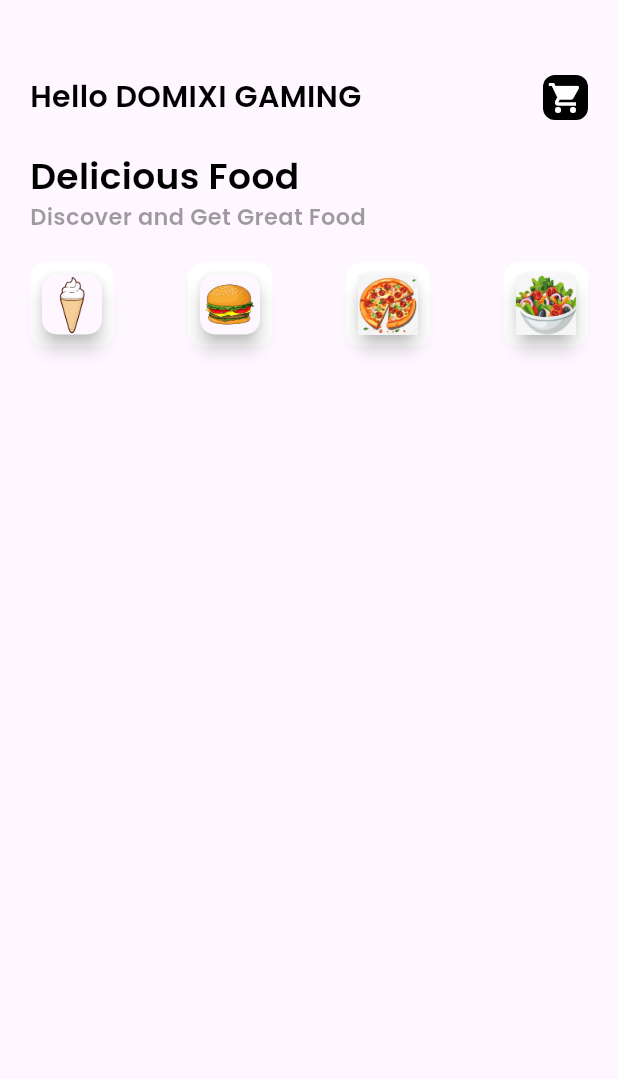
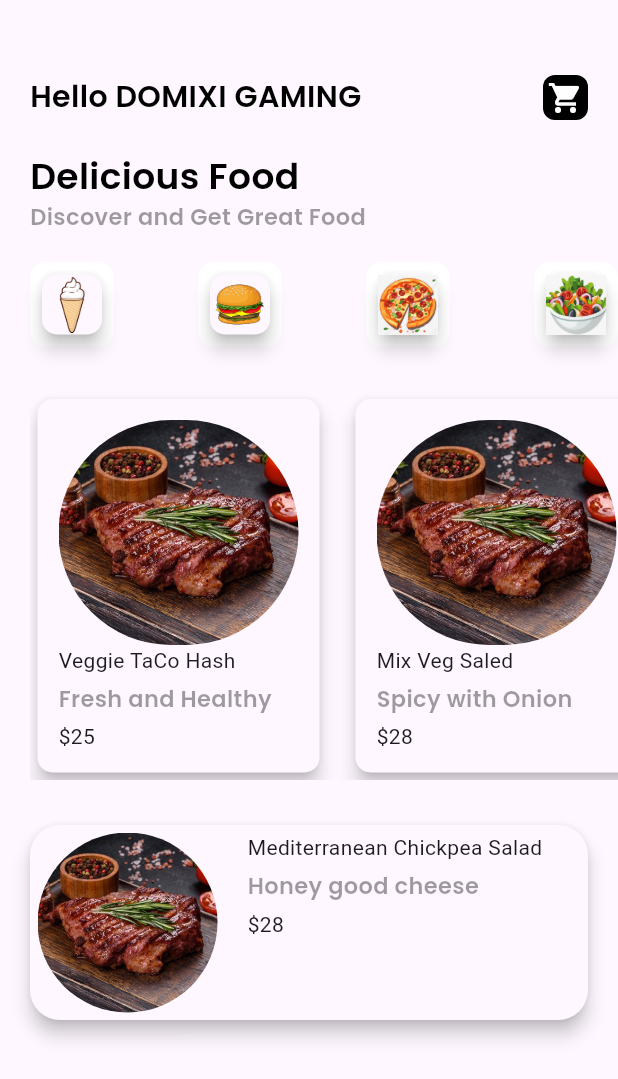
Before and after one commit to dangthehao/flutter_food_delivery_app, a Flutter app: the screen it shows after launch, on a phone screen of 412 x 824 dp. Shown: the top 1079 px of the screen. Run offline on Flutter 3.47's test engine with Material 3 defaults, Android fonts, the light colour scheme and no system bars; statements that could not run were skipped.

Commit message:
update homesreen

```diff
--- a/lib/pages/home.dart
+++ b/lib/pages/home.dart
@@ -9,24 +9,21 @@ class Home extends StatefulWidget {
 }
 
 class _HomeState extends State<Home> {
-  bool icecream = false,
-       pizza = false,
-       salad = false,
-       burger = false;
+  bool icecream = false, pizza = false, salad = false, burger = false;
 
   @override
   Widget build(BuildContext context) {
     return Scaffold(
       body: Container(
-        margin: EdgeInsets.only(top: 50.0, left: 20.0, right: 20.0),
+        margin: EdgeInsets.only(top: 50.0, left: 20.0),
         child: Column(crossAxisAlignment: CrossAxisAlignment.start, children: [
-          Row(
-              mainAxisAlignment: MainAxisAlignment.spaceBetween, children: [
+          Row(mainAxisAlignment: MainAxisAlignment.spaceBetween, children: [
             Text(
               'Hello DOMIXI GAMING',
               style: AppWidget.boldTextFeildStyle(),
             ),
             Container(
+              margin: EdgeInsets.only(right: 20),
               padding: EdgeInsets.all(3),
               decoration: BoxDecoration(
                   color: Colors.black, borderRadius: BorderRadius.circular(8)),
@@ -47,21 +44,178 @@ class _HomeState extends State<Home> {
             'Discover and Get Great Food',
             style: AppWidget.LightTextFeildStyle(),
           ),
+          Container(
+            margin: EdgeInsets.only(right: 20),
+          ),
           SizedBox(
             height: 20,
           ),
-          Row(
+          showItem(),
+          SizedBox(height: 30),
+          SingleChildScrollView(
+            scrollDirection: Axis.horizontal,
+            child: Row(
+              children: [
+                Container(
+                  margin: EdgeInsets.all(5),
+                  child: Material(
+                    elevation: 5.0,
+                    borderRadius: BorderRadius.circular(10),
+                    child: Container(
+                      padding: EdgeInsets.all(14),
+                      child: Column(
+                        crossAxisAlignment: CrossAxisAlignment.start,
+                        children: [
+                          ClipRRect(
+                            borderRadius: BorderRadius.circular(80),
+                            child: Image.asset(
+                              "images/beefsteak.jpeg",
+                              height: 150,
+                              width: 160,
+                              fit: BoxFit.cover,
+                            ),
+                          ),
+                          Text(
+                            "Veggie TaCo Hash",
+                            style: AppWidget.semiBooldTextFeildStyle(),
+                          ),
+                          SizedBox(
+                            height: 5,
+                          ),
+                          Text(
+                            "Fresh and Healthy",
+                            style: AppWidget.LightTextFeildStyle(),
+                          ),
+                          SizedBox(
+                            height: 5,
+                          ),
+                          Text(
+                            "\$25",
+                            style: AppWidget.semiBooldTextFeildStyle(),
+                          ),
+                        ],
+                      ),
+                    ),
+                  ),
+                ),
+                SizedBox(
+                  width: 15,
+                ),
+                Container(
+                  margin: EdgeInsets.all(4),
+                  child: Material(
+                    elevation: 5.0,
+                    borderRadius: BorderRadius.circular(10),
+                    child: Container(
+                      padding: EdgeInsets.all(14),
+                      child: Column(
+                        crossAxisAlignment: CrossAxisAlignment.start,
+                        children: [
+                          ClipRRect(
+                            borderRadius: BorderRadius.circular(100),
+                            child: Image.asset(
+                              "images/beefsteak.jpeg",
+                              height: 150,
+                              width: 160,
+                              fit: BoxFit.cover,
+                            ),
+                          ),
+                          Text(
+                            "Mix Veg Saled",
+                            style: AppWidget.semiBooldTextFeildStyle(),
+                          ),
+                          SizedBox(
+                            height: 5,
+                          ),
+                          Text(
+                            "Spicy with Onion",
+                            style: AppWidget.LightTextFeildStyle(),
+                          ),
+                          SizedBox(
+                            height: 5,
+                          ),
+                          Text(
+                            "\$28",
+                            style: AppWidget.semiBooldTextFeildStyle(),
+                          ),
+                        ],
+                      ),
+                    ),
+                  ),
+                ),
+              ],
+            ),
+          ),
+          SizedBox(height: 30),
+          Container(
+            margin: EdgeInsets.only(right: 20),
+            child: Material(
+              elevation: 5.0,
+              borderRadius: BorderRadius.circular(20),
+              child: Container(
+                padding: EdgeInsets.all(5) ,
+                child: Row(
+                  crossAxisAlignment: CrossAxisAlignment.start,
+                  children: [
+                    ClipRRect(
+                        borderRadius: BorderRadius.circular(89),
+                        child: Image.asset(
+                          "images/beefsteak.jpeg",
+                          height: 120,
+                          width: 120,
+                          fit: BoxFit.cover,
+                        )),
+                    SizedBox(width: 20,),
+                    Column(
+                      children: [
+                        Container(
+                          width: MediaQuery.of(context).size.width/2,
+                          child: Text(
+                            "Mediterranean Chickpea Salad",
+                            style: AppWidget.semiBooldTextFeildStyle(),
+                          ),
+                        ),
+                        SizedBox(height: 5,),
+                        Container(
+                          width: MediaQuery.of(context).size.width/2,
+                          child: Text(
+                            "Honey good cheese",
+                            style: AppWidget.LightTextFeildStyle(),
+                          ),
+
+                        ),
+                        SizedBox(height: 5,),
+                        Container(
+                          width: MediaQuery.of(context).size.width/2,
+                          child: Text(
+                            "\$28",
+                            style: AppWidget.semiBooldTextFeildStyle(),
+                          ),
+
+                        )
+                      ],
+                    )
+                  ],
+                ),
+              ),
+            ),
+          ),
+        ]),
+      ),
+    );
+  }
+
+  Widget showItem() {
+    return Row(
       mainAxisAlignment: MainAxisAlignment.spaceBetween,
       children: [
         GestureDetector(
-                onTapUp: (TapUpDetails details){
-                  icecream=true;
-                  pizza=false;
-                  salad=false;
-                  burger=false;
-                  setState(() {
-
-                  });
+          onTapUp: (TapUpDetails details) {
+            icecream = true;
+            pizza = false;
+            salad = false;
+            burger = false;
+            setState(() {});
           },
           child: AnimatedContainer(
             duration: Duration(microseconds: 300),
@@ -70,14 +224,15 @@ class _HomeState extends State<Home> {
             decoration: BoxDecoration(
               color: Colors.white,
               borderRadius: BorderRadius.circular(10),
-                    boxShadow: icecream?[
+              boxShadow: icecream
+                  ? [
                       BoxShadow(
                         color: Colors.yellow.withOpacity(0.6),
                         blurRadius: 15,
                         spreadRadius: 5,
                       )
                     ]
-                      :[],
+                  : [],
             ),
             child: Material(
               elevation: 5.0,
@@ -94,14 +249,12 @@ class _HomeState extends State<Home> {
           ),
         ),
         GestureDetector(
-                onTapDown: (TapDownDetails){
-                  icecream=false;
-                  pizza=false;
-                  salad=false;
-                  burger=true;
-                  setState(() {
-
-                  });
+          onTapDown: (TapDownDetails) {
+            icecream = false;
+            pizza = false;
+            salad = false;
+            burger = true;
+            setState(() {});
           },
           child: AnimatedContainer(
             duration: Duration(microseconds: 300),
@@ -110,14 +263,15 @@ class _HomeState extends State<Home> {
             decoration: BoxDecoration(
               color: Colors.white,
               borderRadius: BorderRadius.circular(10),
-                    boxShadow: burger?[
+              boxShadow: burger
+                  ? [
                       BoxShadow(
                         color: Colors.yellow.withOpacity(0.6),
                         blurRadius: 15,
                         spreadRadius: 5,
                       )
                     ]
-                        :[],
+                  : [],
             ),
             child: Material(
               elevation: 5.0,
@@ -134,14 +288,12 @@ class _HomeState extends State<Home> {
           ),
         ),
         GestureDetector(
-                onTap: (){
-                  icecream=false;
-                  pizza=true;
-                  salad=false;
-                  burger=false;
-                  setState(() {
-
-                  });
+          onTap: () {
+            icecream = false;
+            pizza = true;
+            salad = false;
+            burger = false;
+            setState(() {});
           },
           child: AnimatedContainer(
             duration: Duration(microseconds: 300),
@@ -150,14 +302,15 @@ class _HomeState extends State<Home> {
             decoration: BoxDecoration(
               color: Colors.white,
               borderRadius: BorderRadius.circular(10),
-                    boxShadow: pizza?[
+              boxShadow: pizza
+                  ? [
                       BoxShadow(
                         color: Colors.yellow.withOpacity(0.6),
                         blurRadius: 15,
                         spreadRadius: 5,
                       )
                     ]
-                        :[],
+                  : [],
             ),
             child: Material(
               elevation: 5.0,
@@ -174,14 +327,12 @@ class _HomeState extends State<Home> {
           ),
         ),
         GestureDetector(
-                onTap: (){
-                  icecream=false;
-                  pizza=false;
-                  salad=true;
-                  burger=false;
-                  setState(() {
-
-                  });
+          onTap: () {
+            icecream = false;
+            pizza = false;
+            salad = true;
+            burger = false;
+            setState(() {});
           },
           child: AnimatedContainer(
             duration: Duration(microseconds: 300),
@@ -190,14 +341,15 @@ class _HomeState extends State<Home> {
             decoration: BoxDecoration(
               color: Colors.white,
               borderRadius: BorderRadius.circular(10),
-                    boxShadow: salad?[
+              boxShadow: salad
+                  ? [
                       BoxShadow(
                         color: Colors.yellow.withOpacity(0.6),
                         blurRadius: 15,
                         spreadRadius: 5,
                       )
                     ]
-                        :[],
+                  : [],
             ),
             child: Material(
               elevation: 5.0,
@@ -214,9 +366,6 @@ class _HomeState extends State<Home> {
           ),
         ),
       ],
-          )
-        ]),
-      ),
     );
   }
 }
```
Also changed, not shown: lib/pages/bottomnav.dart (added), lib/pages/order.dart (added), lib/pages/profile.dart (added), lib/pages/wallet.dart (added). Lines whose indentation alone changed are shown as unchanged.
